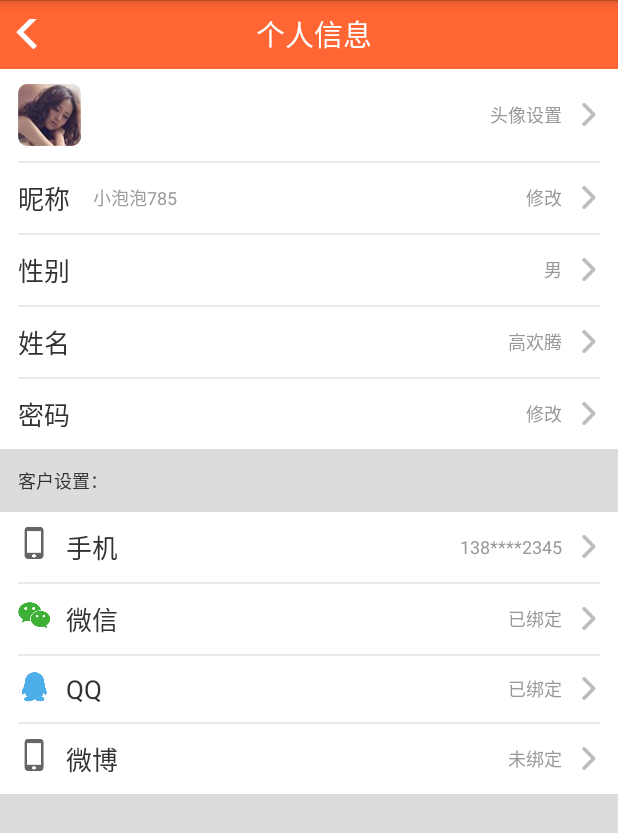
After one commit to alkaid/Trip51, an Android app: the UserInfoActivity screen opened directly, with no data from a screen before it, on a phone screen of 412 x 824 dp. The commit adds this screen. Shown: the top 833 px of the screen. Run offline under Robolectric (Android 15) with nearby library versions, the phone set to English and light mode, and no system bars; plain views replace MeasuredTextView.

Commit message:
头像进入 修改用户信息界面提交

```diff
--- a/app/build.gradle
+++ b/app/build.gradle
@@ -6,7 +6,7 @@ android {
 
     defaultConfig {
         applicationId "com.alkaid.trip51"
-        minSdkVersion 8
+        minSdkVersion 10
         targetSdkVersion 23
         versionCode 1
         versionName "1.0"
--- a/app/src/main/AndroidManifest.xml
+++ b/app/src/main/AndroidManifest.xml
@@ -89,6 +89,8 @@
         <activity android:name=".shop.OrderDetailActivity"/>
         <activity android:name=".usercenter.MyBalanceActivity"/>
         <activity android:name=".usercenter.MyPointsActivity"/>
+        <activity android:name=".usercenter.UserInfoActivity"/>
+
     </application>
 
 </manifest>
--- a/app/src/main/java/com/alkaid/trip51/main/nav/UserCenterFragment.java
+++ b/app/src/main/java/com/alkaid/trip51/main/nav/UserCenterFragment.java
@@ -14,6 +14,7 @@ import com.alkaid.trip51.R;
 import com.alkaid.trip51.base.widget.BaseFragment;
 import com.alkaid.trip51.usercenter.MyBalanceActivity;
 import com.alkaid.trip51.usercenter.MyPointsActivity;
+import com.alkaid.trip51.usercenter.UserInfoActivity;
 
 /**
  * Created by alkaid on 2015/11/9.
@@ -57,6 +58,7 @@ public class UserCenterFragment extends BaseFragment implements View.OnClickList
     private void initView(View v) {
         v.findViewById(R.id.ll_my_balance).setOnClickListener(this);
         v.findViewById(R.id.ll_my_points).setOnClickListener(this);
+        v.findViewById(R.id.ll_user_info).setOnClickListener(this);
     }
 
     private void initItem(int resIconId, String name) {
@@ -78,6 +80,9 @@ public class UserCenterFragment extends BaseFragment implements View.OnClickList
             case R.id.ll_my_points:
                 startActivity(new Intent(getActivity(), MyPointsActivity.class));
                 break;
+            case R.id.ll_user_info:
+                startActivity(new Intent(getActivity(), UserInfoActivity.class));
+                break;
             default:
                 break;
         }
--- /dev/null
+++ b/app/src/main/java/com/alkaid/trip51/usercenter/UserInfoActivity.java
@@ -0,0 +1,35 @@
+package com.alkaid.trip51.usercenter;
+
+import android.os.Bundle;
+import android.view.View;
+import android.widget.TextView;
+
+import com.alkaid.trip51.R;
+import com.alkaid.trip51.base.widget.BaseActivity;
+
+/**
+ * Created by alkaid on 2015/11/9.
+ */
+public class UserInfoActivity extends BaseActivity {
+    @Override
+    protected void onCreate(Bundle savedInstanceState) {
+        super.onCreate(savedInstanceState);
+        setContentView(R.layout.user_info_activity);
+        initTitleBar();
+    }
+
+    private void initTitleBar(){
+        View layTitleBar=findViewById(R.id.title_bar);
+        TextView tvTitle= (TextView) findViewById(R.id.tvTitle);
+        View btnLeft=findViewById(R.id.btn_back_wx);
+        View btnRight=findViewById(R.id.notify);
+        tvTitle.setText("个人信息");
+        btnRight.setVisibility(View.GONE);
+        btnLeft.setOnClickListener(new View.OnClickListener() {
+            @Override
+            public void onClick(View v) {
+                finish();
+            }
+        });
+    }
+}
--- a/app/src/main/res/layout/main_user_center_fragment.xml
+++ b/app/src/main/res/layout/main_user_center_fragment.xml
@@ -3,7 +3,7 @@
     android:orientation="vertical" android:layout_width="match_parent"
     android:layout_height="match_parent">
     <include layout="@layout/default_title_bar"/>
-    <RelativeLayout android:layout_width="match_parent" android:layout_height="wrap_content" android:padding="10dp" android:background="@color/light_line_red">
+    <RelativeLayout android:id="@+id/ll_user_info" android:layout_width="match_parent" android:layout_height="wrap_content" android:padding="10dp" android:background="@color/light_line_red">
         <ImageView android:id="@+id/ivUserFace" android:src="@drawable/default_user_face"
             android:layout_width="64dp" android:layout_height="64dp"
             android:layout_alignParentEnd="false" />
--- a/app/src/main/res/layout/menu_list_content_item.xml
+++ b/app/src/main/res/layout/menu_list_content_item.xml
@@ -48,8 +48,8 @@
 
     <LinearLayout
         android:layout_width="0dp"
-        android:layout_height="wrap_content"
-        android:layout_weight="2"
+        android:layout_height="20dp"
+        android:layout_weight="4"
         android:layout_gravity="bottom">
         <com.alkaid.trip51.widget.Operator
             android:id="@+id/opNums"
--- /dev/null
+++ b/app/src/main/res/layout/user_info_activity.xml
@@ -0,0 +1,248 @@
+<?xml version="1.0" encoding="utf-8"?>
+<LinearLayout xmlns:android="http://schemas.android.com/apk/res/android"
+    android:layout_width="match_parent"
+    android:layout_height="match_parent"
+    android:background="@color/background_gray"
+    android:orientation="vertical">
+
+    <include layout="@layout/default_title_bar" />
+
+    <LinearLayout
+        android:layout_width="match_parent"
+        android:layout_height="wrap_content"
+        android:background="@color/white"
+        android:orientation="vertical"
+        android:paddingLeft="@dimen/margin_page_small"
+        android:paddingRight="@dimen/margin_page_small">
+
+        <RelativeLayout style="@style/SingleItem">
+
+            <ImageView
+                android:layout_width="wrap_content"
+                android:layout_height="wrap_content"
+                android:src="@drawable/temp_user_info_ipc" />
+
+            <ImageView
+                android:id="@+id/ivArrow0"
+                style="@style/ImageViewRightArrow" />
+
+            <TextView
+                style="@style/TextViewArticle.Gray.centerVertical"
+                android:layout_marginRight="10dp"
+                android:layout_toLeftOf="@+id/ivArrow0"
+                android:text="头像设置" />
+        </RelativeLayout>
+
+        <View style="@style/DividerViewHorizon" />
+
+        <RelativeLayout style="@style/SingleItem">
+
+            <TextView
+                android:id="@+id/tv_user_name"
+                style="@style/TextViewTitle2.centerVertical"
+                android:text="昵称" />
+
+            <TextView
+                style="@style/TextViewArticle.Gray.centerVertical"
+                android:layout_marginLeft="15dp"
+                android:layout_toRightOf="@+id/tv_user_name"
+                android:text="小泡泡785" />
+
+            <ImageView
+                android:id="@+id/ivArrow1"
+                style="@style/ImageViewRightArrow" />
+
+            <TextView
+                style="@style/TextViewArticle.Gray.centerVertical"
+                android:layout_marginRight="10dp"
+                android:layout_toLeftOf="@+id/ivArrow1"
+                android:text="修改" />
+        </RelativeLayout>
+
+        <View style="@style/DividerViewHorizon" />
+
+        <RelativeLayout style="@style/SingleItem">
+
+            <TextView
+                style="@style/TextViewTitle2.centerVertical"
+                android:text="性别" />
+
+            <ImageView
+                android:id="@+id/ivArrow2"
+                style="@style/ImageViewRightArrow" />
+
+            <TextView
+                style="@style/TextViewArticle.Gray.centerVertical"
+                android:layout_marginRight="10dp"
+                android:layout_toLeftOf="@+id/ivArrow2"
+                android:text="男" />
+        </RelativeLayout>
+
+        <View style="@style/DividerViewHorizon" />
+
+        <RelativeLayout style="@style/SingleItem">
+
+            <TextView
+                style="@style/TextViewTitle2.centerVertical"
+                android:text="姓名" />
+
+            <ImageView
+                android:id="@+id/ivArrow3"
+                style="@style/ImageViewRightArrow" />
+
+            <TextView
+                style="@style/TextViewArticle.Gray.centerVertical"
+                android:layout_marginRight="10dp"
+                android:layout_toLeftOf="@+id/ivArrow3"
+                android:text="高欢腾" />
+        </RelativeLayout>
+
+        <View style="@style/DividerViewHorizon" />
+
+        <RelativeLayout style="@style/SingleItem">
+
+            <TextView
+                style="@style/TextViewTitle2.centerVertical"
+                android:text="密码" />
+
+            <ImageView
+                android:id="@+id/ivArrow4"
+                style="@style/ImageViewRightArrow" />
+
+            <TextView
+                style="@style/TextViewArticle.Gray.centerVertical"
+                android:layout_marginRight="10dp"
+                android:layout_toLeftOf="@+id/ivArrow4"
+                android:text="修改" />
+        </RelativeLayout>
+
+    </LinearLayout>
+    <LinearLayout
+        android:layout_width="match_parent"
+        android:layout_height="wrap_content"
+        android:orientation="vertical"
+        android:paddingBottom="12dp"
+        android:paddingLeft="@dimen/margin_page_small"
+        android:paddingRight="@dimen/margin_page_small"
+        android:paddingTop="12dp">
+
+        <TextView
+            style="@style/TextViewArticle.centerVertical"
+            android:text="客户设置：" />
+    </LinearLayout>
+    <LinearLayout
+        android:layout_width="match_parent"
+        android:layout_height="wrap_content"
+        android:background="@color/white"
+        android:orientation="vertical"
+        android:paddingLeft="@dimen/margin_page_small"
+        android:paddingRight="@dimen/margin_page_small">
+
+        <RelativeLayout style="@style/SingleItem">
+
+            <ImageView
+                android:id="@+id/iv_phone"
+                android:layout_width="wrap_content"
+                android:layout_height="wrap_content"
+                android:src="@drawable/temp_phone_pic" />
+            <TextView
+                style="@style/TextViewTitle2.centerVertical"
+                android:layout_toRightOf="@id/iv_phone"
+                android:layout_marginLeft="10dp"
+                android:text="手机" />
+
+
+            <ImageView
+                android:id="@+id/ivArrow5"
+                style="@style/ImageViewRightArrow" />
+
+            <TextView
+                style="@style/TextViewArticle.Gray.centerVertical"
+                android:layout_marginRight="10dp"
+                android:layout_toLeftOf="@+id/ivArrow5"
+                android:text="138****2345" />
+        </RelativeLayout>
+
+        <View style="@style/DividerViewHorizon" />
+
+        <RelativeLayout style="@style/SingleItem">
+
+            <ImageView
+                android:id="@+id/iv_weixin"
+                android:layout_width="wrap_content"
+                android:layout_height="wrap_content"
+                android:src="@drawable/temp_weixin_pic" />
+            <TextView
+                style="@style/TextViewTitle2.centerVertical"
+                android:layout_toRightOf="@id/iv_weixin"
+                android:layout_marginLeft="10dp"
+                android:text="微信" />
+
+
+            <ImageView
+                android:id="@+id/ivArrow6"
+                style="@style/ImageViewRightArrow" />
+
+            <TextView
+                style="@style/TextViewArticle.Gray.centerVertical"
+                android:layout_marginRight="10dp"
+                android:layout_toLeftOf="@+id/ivArrow6"
+                android:text="已绑定" />
+        </RelativeLayout>
+
+        <View style="@style/DividerViewHorizon" />
+
+        <RelativeLayout style="@style/SingleItem">
+
+            <ImageView
+                android:id="@+id/iv_qq"
+                android:layout_width="wrap_content"
+                android:layout_height="wrap_content"
+                android:src="@drawable/temp_qq_pic" />
+            <TextView
+                style="@style/TextViewTitle2.centerVertical"
+                android:layout_toRightOf="@id/iv_qq"
+                android:layout_marginLeft="10dp"
+                android:text="QQ" />
+
+
+            <ImageView
+                android:id="@+id/ivArrow7"
+                style="@style/ImageViewRightArrow" />
+
+            <TextView
+                style="@style/TextViewArticle.Gray.centerVertical"
+                android:layout_marginRight="10dp"
+                android:layout_toLeftOf="@+id/ivArrow7"
+                android:text="已绑定" />
+        </RelativeLayout>
+
+        <View style="@style/DividerViewHorizon" />
+
+        <RelativeLayout style="@style/SingleItem">
+
+            <ImageView
+                android:id="@+id/iv_weibo"
+                android:layout_width="wrap_content"
+                android:layout_height="wrap_content"
+                android:src="@drawable/temp_phone_pic" />
+            <TextView
+                style="@style/TextViewTitle2.centerVertical"
+                android:layout_toRightOf="@id/iv_weibo"
+                android:layout_marginLeft="10dp"
+                android:text="微博" />
+
+
+            <ImageView
+                android:id="@+id/ivArrow8"
+                style="@style/ImageViewRightArrow" />
+
+            <TextView
+                style="@style/TextViewArticle.Gray.centerVertical"
+                android:layout_marginRight="10dp"
+                android:layout_toLeftOf="@+id/ivArrow8"
+                android:text="未绑定" />
+        </RelativeLayout>
+
+    </LinearLayout>
+</LinearLayout>
--- a/base/build.gradle
+++ b/base/build.gradle
@@ -5,7 +5,7 @@ android {
     buildToolsVersion "23.0.1"
 
     defaultConfig {
-        minSdkVersion 8
+        minSdkVersion 7
         targetSdkVersion 23
     }
 
--- a/popupbuttonlibrary/build.gradle
+++ b/popupbuttonlibrary/build.gradle
@@ -1,12 +1,12 @@
 apply plugin: 'com.android.library'
 
 android {
-    compileSdkVersion 23
-    buildToolsVersion "23.0.1"
+    compileSdkVersion 21
+    buildToolsVersion "21.1.2"
 
     defaultConfig {
         minSdkVersion 8
-        targetSdkVersion 23
+        targetSdkVersion 21
         versionCode 1
         versionName "1.0"
     }
--- a/pullToRefreshLib/build.gradle
+++ b/pullToRefreshLib/build.gradle
@@ -5,7 +5,7 @@ android {
     buildToolsVersion "23.0.1"
 
     defaultConfig {
-        minSdkVersion 8
+        minSdkVersion 10
         targetSdkVersion 23
         versionCode 1
         versionName "1.0"
```
Also changed, not shown: app/src/main/res/drawable-xxhdpi/temp_phone_pic.png (added), app/src/main/res/drawable-xxhdpi/temp_qq_pic.png (added), app/src/main/res/drawable-xxhdpi/temp_user_info_ipc.png (added), app/src/main/res/drawable-xxhdpi/temp_weibo_pic.png (added), app/src/main/res/drawable-xxhdpi/temp_weixin_pic.png (added), 1 other file.
